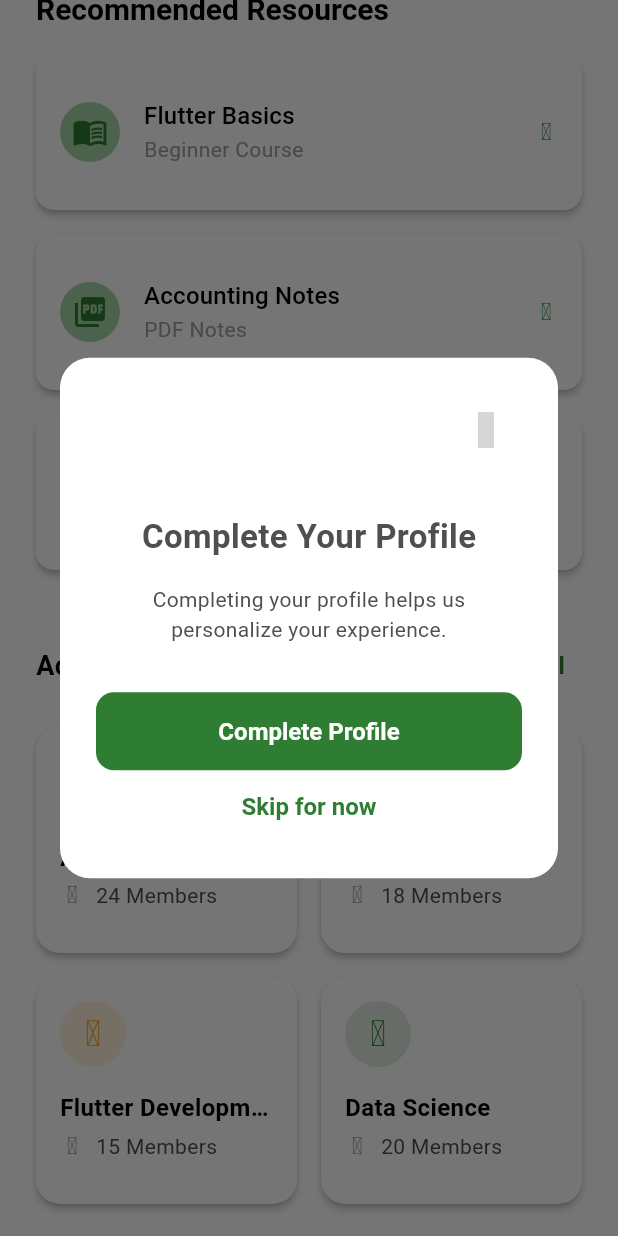
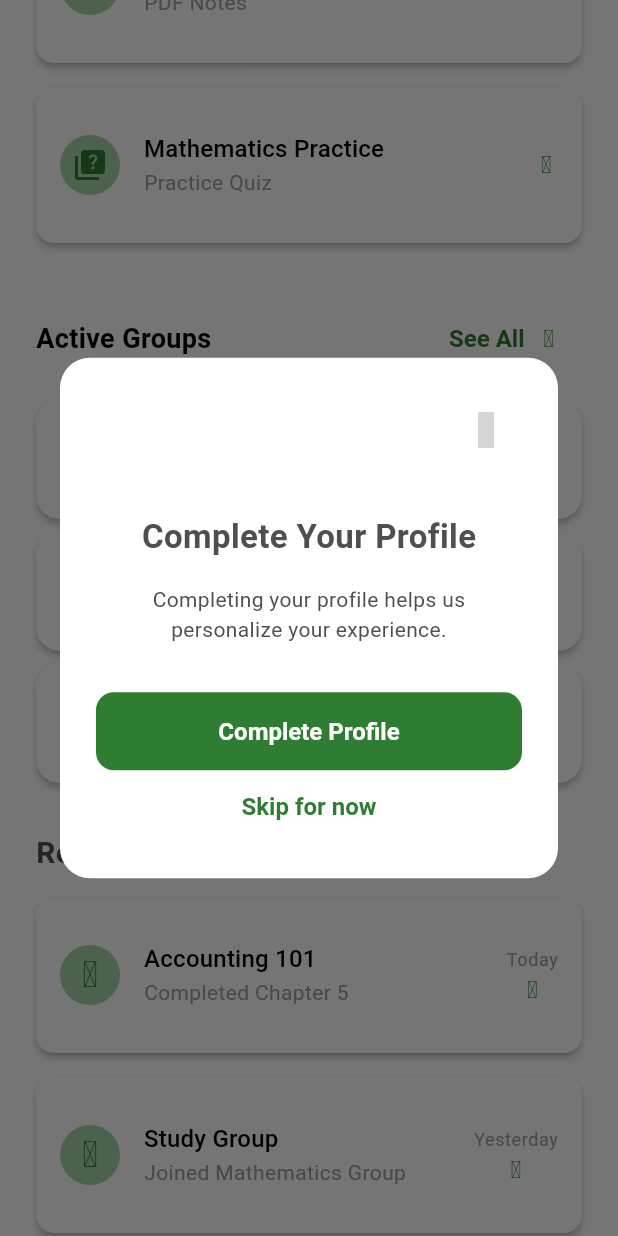
Before and after one commit to Emmanuel4503/STUDY-CIRCLE-APP-PROJECT, a Flutter app: the DashboardScreen screen opened directly, scrolled down 1152 dp, after a tap on "See All", on a phone screen of 412 x 824 dp. Run offline on Flutter 3.47's test engine with Material 3 defaults, Android fonts, the phone set to English and light mode, and no system bars; our stand-ins replace get, get_storage, iconsax_flutter; accounts and stored records are empty; statements that could not run were skipped; grey boxes are pictures that could not be loaded.

Commit message:
Refine dashboard UI and improve layout consistency

```diff
--- a/lib/features/cycle/circle/circle.dart
+++ b/lib/features/cycle/circle/circle.dart
@@ -37,9 +37,7 @@ class SCircleScreen extends StatelessWidget {
                   icon: const Icon(Icons.filter_list),
                   onPressed: () {
                     AppBottomSheet.show(
-                      child: const FilterList(),
-                      isScrollControlled: true
-                    );
+                        child: const FilterList(), isScrollControlled: true);
                   },
                 ),
               ],
--- a/lib/features/dashboard/widgets/active_group_card.dart
+++ b/lib/features/dashboard/widgets/active_group_card.dart
@@ -24,11 +24,10 @@ class ActiveGroupCard extends StatelessWidget {
       ),
       child: Padding(
         padding: const EdgeInsets.all(SSizes.md),
-        child: Column(
-          crossAxisAlignment: CrossAxisAlignment.start,
+        child: Row(
           children: [
             CircleAvatar(
-              radius: 22,
+              radius: 24,
               backgroundColor: group.color.withValues(alpha: 0.15),
               child: Icon(
                 group.icon,
@@ -37,8 +36,12 @@ class ActiveGroupCard extends StatelessWidget {
               ),
             ),
 
-            SSpacing.gapVmd,
+            SSpacing.gapHmd,
 
+            Expanded(
+              child: Column(
+                crossAxisAlignment: CrossAxisAlignment.start,
+                children: [
                   Text(
                     group.title,
                     style: const TextStyle(
@@ -62,13 +65,11 @@ class ActiveGroupCard extends StatelessWidget {
 
                       SSpacing.gapHsm,
 
-                Expanded(
-                  child: Text(
+                      Text(
                         group.members,
                         style: const TextStyle(
                           fontSize: SSizes.fontSm,
                           color: SColors.lightTextSecondary,
-                    ),
                         ),
                       ),
                     ],
@@ -76,6 +77,15 @@ class ActiveGroupCard extends StatelessWidget {
                 ],
               ),
             ),
+
+            const Icon(
+              Iconsax.arrow_right_3,
+              color: SColors.primary,
+              size: SSizes.iconSm,
+            ),
+          ],
+        ),
+      ),
     );
   }
 }
--- a/lib/features/dashboard/widgets/active_groups.dart
+++ b/lib/features/dashboard/widgets/active_groups.dart
@@ -38,6 +38,8 @@ class ActiveGroups extends StatelessWidget {
       ),
     ];
 
+    final displayedGroups = groups.take(3).toList();
+
     return Column(
       crossAxisAlignment: CrossAxisAlignment.start,
       children: [
@@ -54,30 +56,36 @@ class ActiveGroups extends StatelessWidget {
               ),
             ),
 
-            TextButton(
+            TextButton.icon(
               onPressed: () {},
-              child: const Text('See All'),
+              icon: const Text(
+                'See All',
+                style: TextStyle(
+                  color: SColors.primary,
+                ),
+              ),
+              label: const Icon(
+                Iconsax.arrow_right_3,
+                size: 16,
+                color: SColors.primary,
+              ),
             ),
           ],
         ),
 
         SSpacing.gapVmd,
 
-        GridView.builder(
-          shrinkWrap: true,
-          physics: const NeverScrollableScrollPhysics(),
-          itemCount: groups.length,
-          gridDelegate: const SliverGridDelegateWithFixedCrossAxisCount(
-            crossAxisCount: 2,
-            crossAxisSpacing: SSizes.md,
-            mainAxisSpacing: SSizes.md,
-            childAspectRatio: 1.15,
-          ),
-          itemBuilder: (context, index) {
-            return ActiveGroupCard(
-              group: groups[index],
+        Column(
+          children: displayedGroups.map((group) {
+            return Padding(
+              padding: const EdgeInsets.only(
+                bottom: SSizes.sm,
+              ),
+              child: ActiveGroupCard(
+                group: group,
+              ),
             );
-          },
+          }).toList(),
         ),
       ],
     );
--- a/lib/features/dashboard/widgets/dashboard_header.dart
+++ b/lib/features/dashboard/widgets/dashboard_header.dart
@@ -1,4 +1,6 @@
 import 'package:flutter/material.dart';
+import 'package:iconsax_flutter/iconsax_flutter.dart';
+
 import 'package:studycycle/utils/constants/colors.dart';
 import 'package:studycycle/utils/constants/sizes.dart';
 
@@ -11,77 +13,95 @@ class DashboardHeader extends StatelessWidget {
       width: double.infinity,
       padding: const EdgeInsets.fromLTRB(
         SSizes.defaultSpace,
+        18,
+        SSizes.defaultSpace,
         20,
-        SSizes.defaultSpace,
-        SSizes.defaultSpace,
       ),
       decoration: const BoxDecoration(
-        color: SColors.primary,
+        gradient: LinearGradient(
+          colors: [
+            SColors.primary,
+            SColors.primaryDark,
+          ],
+          begin: Alignment.topLeft,
+          end: Alignment.bottomRight,
+        ),
         borderRadius: BorderRadius.only(
-          bottomLeft: Radius.circular(30),
-          bottomRight: Radius.circular(30),
+          bottomLeft: Radius.circular(36),
+          bottomRight: Radius.circular(36),
         ),
       ),
-      child: Row(
+      child: Column(
+        crossAxisAlignment: CrossAxisAlignment.start,
         children: [
-          Expanded(
-            child: Column(
-              crossAxisAlignment: CrossAxisAlignment.start,
-              children: [
-                Text(
-                  "Good Morning 👋",
-                  style: Theme.of(context).textTheme.titleMedium?.copyWith(
-                        color: Colors.white70,
-                      ),
-                ),
 
-                const SizedBox(height: 8),
+          // Top section
+          Row(
+            children: [
 
-                Text(
-                  "Emmanuel",
-                  style: Theme.of(context).textTheme.headlineMedium?.copyWith(
-                        color: Colors.white,
-                        fontWeight: FontWeight.bold,
-                      ),
-                ),
+              Text(
+                "Good Morning 👋",
+                style: Theme.of(context)
+                    .textTheme
+                    .titleMedium
+                    ?.copyWith(
+                      color: Colors.white70,
+                      fontWeight: FontWeight.w500,
+                    ),
+              ),
 
-                const SizedBox(height: 8),
+              const Spacer(),
 
-                Text(
-                  "Keep learning every day.",
-                  style: Theme.of(context).textTheme.bodyMedium?.copyWith(
-                        color: Colors.white70,
-                      ),
-                ),
-              ],
-            ),
-          ),
-
-          Column(
-            children: [
               Container(
-                padding: const EdgeInsets.all(10),
-                decoration: const BoxDecoration(
-                  color: Colors.white,
+                padding: const EdgeInsets.all(8),
+                decoration: BoxDecoration(
+                  color: SColors.white.withValues(alpha: 0.8),
                   shape: BoxShape.circle,
                 ),
                 child: const Icon(
-                  Icons.notifications_none,
-                  color: SColors.primary,
+                  Iconsax.notification,
+                  color: SColors.white,
+                  size: 22,
                 ),
               ),
 
-              const SizedBox(height: 12),
+              const SizedBox(width: 12),
 
               const CircleAvatar(
-                radius: 24,
-                backgroundColor: Colors.white,
+                radius: 22,
+                backgroundColor: SColors.white,
                 child: Icon(
-                  Icons.person,
+                  Iconsax.profile_circle,
                   color: SColors.primary,
+                  size: 26,
                 ),
               ),
             ],
+          ),
+
+          const SizedBox(height: SSizes.sm),
+
+          Text(
+            "Emmanuel",
+            style: Theme.of(context)
+                .textTheme
+                .headlineSmall
+                ?.copyWith(
+                  color: SColors.white,
+                  fontWeight: FontWeight.bold,
+                ),
+          ),
+
+          const SizedBox(height: SSizes.xs),
+
+          Text(
+            "Learn together. Achieve more.",
+            style: Theme.of(context)
+                .textTheme
+                .bodyMedium
+                ?.copyWith(
+                  color: SColors.white.withValues(alpha: 0.8),
+                ),
           ),
         ],
       ),
--- a/lib/features/dashboard/widgets/quick_action_card.dart
+++ b/lib/features/dashboard/widgets/quick_action_card.dart
@@ -22,34 +22,43 @@ class QuickActionCard extends StatelessWidget {
         borderRadius: BorderRadius.circular(16),
         onTap: onTap,
         child: Ink(
+          height: 95,
           decoration: BoxDecoration(
-            color: Colors.white,
+            color: SColors.white,
             borderRadius: BorderRadius.circular(16),
             boxShadow: [
               BoxShadow(
-                color: Colors.black.withValues(alpha: 0.05),
+                color: SColors.black.withValues(alpha: 0.05),
                 blurRadius: 10,
                 offset: const Offset(0, 4),
               ),
             ],
           ),
           child: Padding(
-            padding: const EdgeInsets.all(SSizes.defaultSpace),
+            padding: const EdgeInsets.symmetric(
+              horizontal: SSizes.sm,
+              vertical: SSizes.md,
+            ),
             child: Column(
               mainAxisAlignment: MainAxisAlignment.center,
               children: [
                 Icon(
                   icon,
-                  size: 36,
+                  size: 26,
                   color: SColors.primary,
                 ),
 
-                const SizedBox(height: 12),
+                const SizedBox(height: SSizes.sm),
 
                 Text(
                   title,
                   textAlign: TextAlign.center,
-                  style: Theme.of(context).textTheme.titleSmall,
+                  style: Theme.of(context)
+                      .textTheme
+                      .labelLarge
+                      ?.copyWith(
+                        fontWeight: FontWeight.w600,
+                      ),
                 ),
               ],
             ),
--- a/lib/features/dashboard/widgets/quick_actions.dart
+++ b/lib/features/dashboard/widgets/quick_actions.dart
@@ -1,4 +1,6 @@
 import 'package:flutter/material.dart';
+import 'package:iconsax_flutter/iconsax_flutter.dart';
+
 import 'package:studycycle/features/dashboard/widgets/quick_action_card.dart';
 
 class QuickActions extends StatelessWidget {
@@ -6,33 +8,34 @@ class QuickActions extends StatelessWidget {
 
   @override
   Widget build(BuildContext context) {
-    return GridView.count(
-      crossAxisCount: 2,
-      shrinkWrap: true,
-      physics: const NeverScrollableScrollPhysics(),
-      crossAxisSpacing: 16,
-      mainAxisSpacing: 16,
-      childAspectRatio: 1.2,
+    return Row(
       children: [
-        QuickActionCard(
-          icon: Icons.menu_book,
-          title: 'My Courses',
-          onTap: () {},
+        Expanded(
+          child: QuickActionCard(
+            icon: Iconsax.book,
+            title: 'Courses',
+            onTap: () {},
+          ),
         ),
-        QuickActionCard(
-          icon: Icons.calendar_month,
-          title: 'Schedule',
-          onTap: () {},
+
+        const SizedBox(width: 12),
+
+        Expanded(
+          child: QuickActionCard(
+            icon: Iconsax.calendar,
+            title: 'Schedule',
+            onTap: () {},
+          ),
         ),
-        QuickActionCard(
-          icon: Icons.show_chart,
-          title: 'Progress',
-          onTap: () {},
-        ),
-        QuickActionCard(
-          icon: Icons.groups,
-          title: 'Study Groups',
-          onTap: () {},
+
+        const SizedBox(width: 12),
+
+        Expanded(
+          child: QuickActionCard(
+            icon: Iconsax.people,
+            title: 'Groups',
+            onTap: () {},
+          ),
         ),
       ],
     );
```
Also changed, not shown: pubspec.lock. Lines whose indentation alone changed are shown as unchanged.
